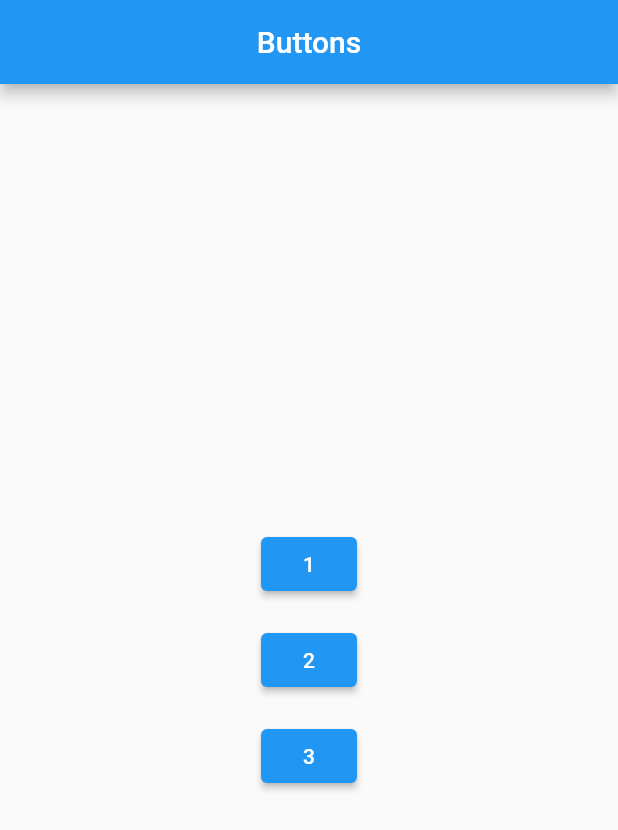
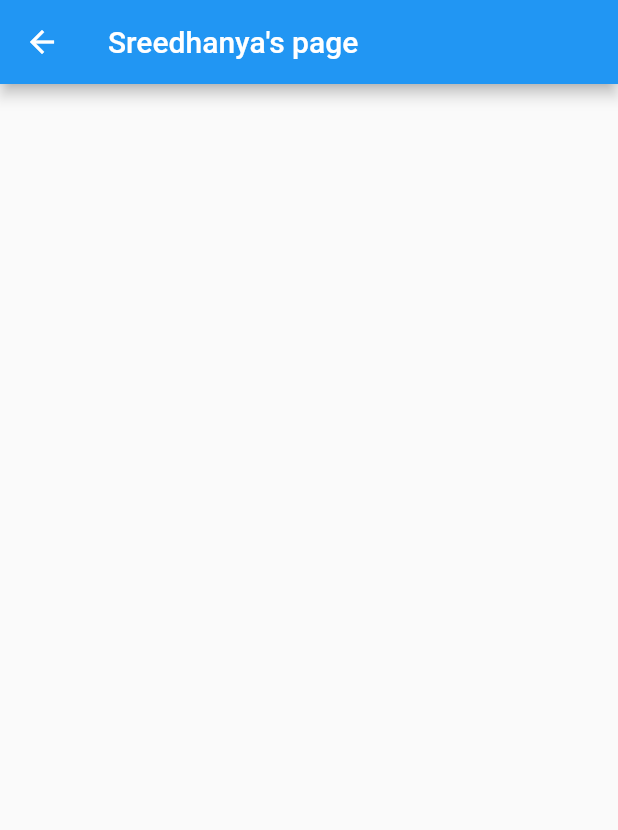
Before and after one commit to jydv402/New-project, a Flutter app: the screen it shows after launch, after a tap on an icon or button, on a phone screen of 412 x 824 dp. Shown: the top 830 px of the screen. Run offline on Flutter 3.47's test engine with Material 2 defaults, Android fonts, the phone set to English and light mode, and no system bars.

Commit message:
added sreedhanya's page

```diff
--- a/collab_flutter_project/lib/home.dart
+++ b/collab_flutter_project/lib/home.dart
@@ -1,3 +1,4 @@
+import 'package:collab_flutter_project/three.dart';
 import 'package:flutter/material.dart';
 import 'package:collab_flutter_project/one.dart';
 import 'two.dart';
@@ -41,7 +42,14 @@ class Homepage extends StatelessWidget {
               ),
               Padding(
                 padding: const EdgeInsets.all(8.0),
-                child: ElevatedButton(onPressed: () {}, child: const Text('3')),
+                child: ElevatedButton(
+                    onPressed: () {
+                      Navigator.push(context,
+                          MaterialPageRoute(builder: (context) {
+                        return const Thirdpage();
+                      }));
+                    },
+                    child: const Text('3')),
               ),
             ],
           ),
--- /dev/null
+++ b/collab_flutter_project/lib/three.dart
@@ -0,0 +1,14 @@
+import 'package:flutter/material.dart';
+
+class Thirdpage extends StatelessWidget {
+  const Thirdpage({super.key});
+
+  @override
+  Widget build(BuildContext context) {
+    return Scaffold(
+      appBar: AppBar(
+        title: const Text("Sreedhanya's page"),
+      ),
+    );
+  }
+}
```
